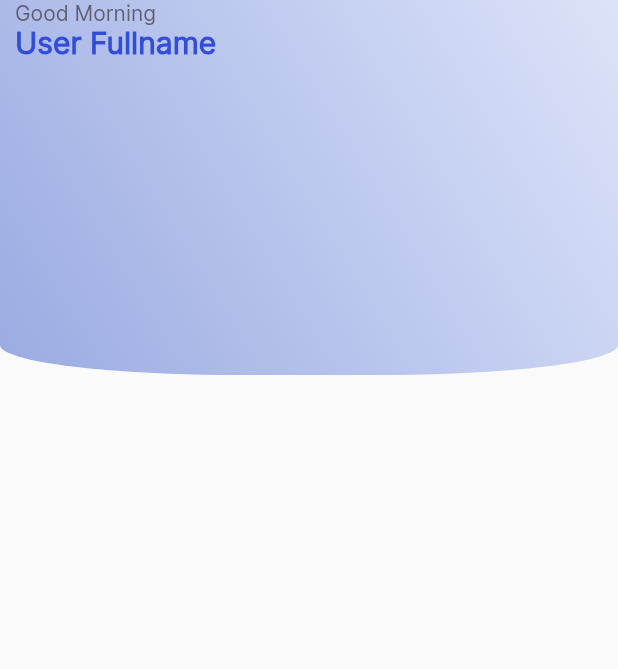
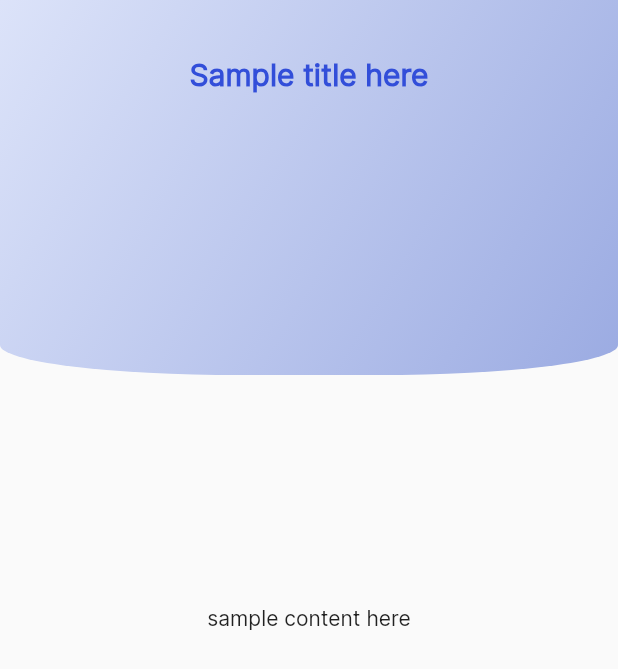
Before and after one commit to framgia/sph_flutter-capstone, a Flutter app: the screen it shows after launch, on a phone screen of 412 x 824 dp. Shown: the top 669 px of the screen. Run offline on Flutter 3.47's test engine with Material 2 defaults, Android fonts, the light colour scheme and no system bars.

Commit message:
modified header layout to be reusable

```diff
--- a/lib/consts/global_style.dart
+++ b/lib/consts/global_style.dart
@@ -18,7 +18,7 @@ const headerStyle = TextStyle(
   fontFamily: 'Inter',
   color: AppColor.secondary,
   fontWeight: FontWeight.bold,
-  fontSize: 18,
+  fontSize: 20,
 );
 
 // TODO: THEME FOR APPBAR
--- a/lib/main.dart
+++ b/lib/main.dart
@@ -1,8 +1,14 @@
 import 'package:flutter/material.dart';
+import 'package:flutter/services.dart';
+
 import 'package:sun_flutter_capstone/consts/global_style.dart';
-import 'views/widgets/home_page.dart';
+import 'package:sun_flutter_capstone/views/pages/home.dart';
+import 'package:sun_flutter_capstone/views/pages/sample_with_appbar.dart';
 
 void main() {
+  SystemChrome.setSystemUIOverlayStyle(const SystemUiOverlayStyle(
+    statusBarColor: Colors.transparent,
+  ));
   runApp(const MyApp());
 }
 
@@ -12,12 +18,13 @@ class MyApp extends StatelessWidget {
   @override
   Widget build(BuildContext context) {
     return MaterialApp(
+      debugShowCheckedModeBanner: false,
       title: 'Flutter Demo',
       theme: ThemeData(
         appBarTheme: appBarTheme,
         fontFamily: 'Inter',
       ),
-      home: const HomePage(),
+      home: SamplePageWithAppBar(),
     );
   }
 }
--- a/lib/views/pages/home.dart
+++ b/lib/views/pages/home.dart
@@ -1 +1,30 @@
 // Sample File for Structure Demonstration
+import 'package:flutter/material.dart';
+import 'package:sun_flutter_capstone/consts/global_style.dart';
+import 'package:sun_flutter_capstone/views/pages/sample_with_appbar.dart';
+import 'package:sun_flutter_capstone/views/widgets/template.dart';
+
+class Home extends StatelessWidget {
+  const Home({Key? key}) : super(key: key);
+
+  @override
+  Widget build(BuildContext context) {
+    return Template(
+      appbarTitle: Container(
+        // padding: const EdgeInsets.only(top: 40),
+        child: Column(
+          crossAxisAlignment: CrossAxisAlignment.start,
+          children: const [
+            Text(
+              'Good morning,',
+              style: TextStyle(color: AppColor.gray, fontSize: 14),
+            ),
+            Text('User'),
+          ],
+        ),
+      ),
+      isTitleCenter: false,
+      content: Text('This is a sample content'),
+    );
+  }
+}
--- /dev/null
+++ b/lib/views/pages/sample_with_appbar.dart
@@ -0,0 +1,17 @@
+import 'package:flutter/material.dart';
+import 'package:sun_flutter_capstone/views/widgets/template.dart';
+
+class SamplePageWithAppBar extends StatelessWidget {
+  const SamplePageWithAppBar({Key? key}) : super(key: key);
+
+  @override
+  Widget build(BuildContext context) {
+    return Template(
+      appbarTitle: Text('Sample title here'),
+      content: Container(
+        alignment: Alignment.center,
+        child: Text('sample content here'),
+      )
+    );
+  }
+}
--- a/lib/views/widgets/home_page.dart
+++ /dev/null
@@ -1,55 +0,0 @@
-import 'package:flutter/material.dart';
-import 'package:sun_flutter_capstone/consts/global_style.dart';
-
-class HomePage extends StatelessWidget {
-  const HomePage({ Key? key }) : super(key: key);
-
-  @override
-  Widget build(BuildContext context) {
-    return Scaffold(
-        body: Stack(
-          children: [
-            Container(
-              height: 250,
-              decoration: const BoxDecoration(
-                  gradient: LinearGradient(
-                    begin: Alignment.topRight,
-                    end: Alignment.bottomLeft,
-                    colors: [
-                      AppColor.light,
-                      AppColor.primary,
-                    ],
-                  ),
-                // color: Color(0xFFDCE3F9),
-                borderRadius: BorderRadius.vertical(
-                  bottom: Radius.elliptical(160, 20),
-                ),
-              ),
-            ),
-            SafeArea(
-              minimum: const EdgeInsets.only(left: 10.0),
-              child:  Column(
-                crossAxisAlignment: CrossAxisAlignment.start,
-                children: const [
-                  Text('Good Morning',
-                  style: TextStyle(
-                    color: Color.fromRGBO(94, 95, 114, 1),
-                    fontSize: 14.0,
-                    fontWeight: FontWeight.w500
-                  ),
-                  ),
-                  Text('User Fullname',
-                  style: TextStyle(
-                    color: Color.fromRGBO(50, 78, 217, 1),
-                    fontSize: 20.0,
-                    fontWeight: FontWeight.w600
-                  ),
-                  ),
-                ],
-              ),
-            ),
-          ],
-        ),
-      );
-  }
-}
--- /dev/null
+++ b/lib/views/widgets/template.dart
@@ -0,0 +1,70 @@
+import 'package:flutter/material.dart';
+import 'package:sun_flutter_capstone/consts/global_style.dart';
+
+class Template extends StatelessWidget {
+  final Widget content;
+  final Widget appbarTitle;
+  final bool isTitleCenter;
+  final List<Widget> appbarActions;
+  //[modifier] [datatype] [varname]
+
+  const Template({
+    Key? key,
+    required this.content,
+    required this.appbarTitle,
+    this.appbarActions = const [],
+    this.isTitleCenter = true
+  }) : super(key: key);
+
+  @override
+  Widget build(BuildContext context) {
+    return Scaffold(
+      body: Stack(
+        children: [
+          Container(
+            height: 250,
+            decoration: const BoxDecoration(
+              gradient: LinearGradient(
+                begin: Alignment.topLeft,
+                end: Alignment.bottomRight,
+                colors: [
+                  AppColor.light,
+                  AppColor.primary,
+                ],
+              ),
+              borderRadius: BorderRadius.vertical(
+                bottom: Radius.elliptical(160, 20),
+              ),
+            ),
+          ),
+          Positioned(
+            top: 0.0,
+            left: 0.0,
+            right: 0.0,
+            child: Padding(
+              padding: const EdgeInsets.only(top: 10),
+              child: AppBar(
+                toolbarHeight: 80,
+                title: appbarTitle,
+                actions: appbarActions,
+                centerTitle: isTitleCenter,
+                backgroundColor: Colors.transparent,
+                elevation: 0,
+              ),
+            ),
+          ),
+          SafeArea(
+            child: Expanded(
+              flex: 1,
+              child: Container(
+                child: content,
+                alignment: Alignment.topLeft,
+                padding: const EdgeInsets.symmetric(vertical: 100, horizontal: 15),
+              ),
+            ),
+          ),
+        ],
+      ),
+    );
+  }
+}
```
